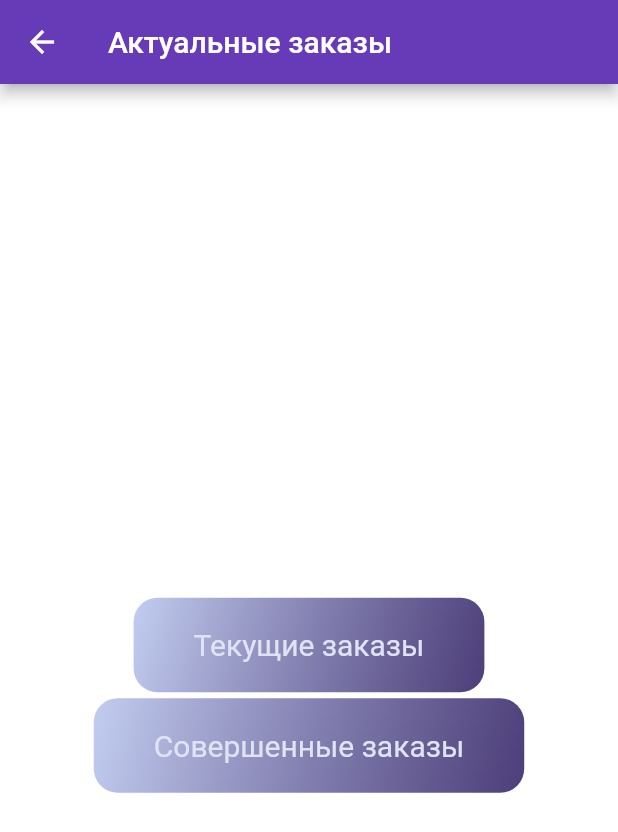
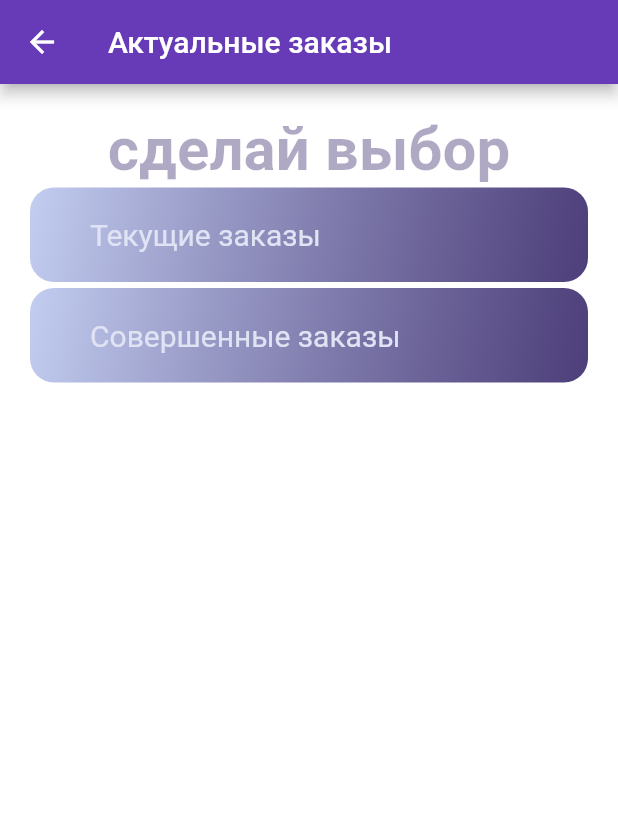
Before and after one commit to SemyonOgl/App_Lead_BOLVANKA, a Flutter app: the screen it shows after launch, after a tap on "Актуальное", on a phone screen of 412 x 824 dp. Shown: the top 832 px of the screen. Run offline on Flutter 3.47's test engine with Material 2 defaults, Android fonts, the phone set to English and light mode, and no system bars; our stand-ins replace flutter_spinkit, geocoding; missing offline and left inert: yandex_mapkit; Roboto replaces fonts that are missing (Montserrat).

Commit message:
Add files via upload

```diff
--- a/lib/main.dart
+++ b/lib/main.dart
@@ -1,10 +1,13 @@
 import 'package:app/pages/Archive.dart';
 import 'package:app/pages/Tech_support.dart';
 import 'package:app/pages/actual_orders.dart';
+import 'package:app/pages/elements/beautifull_text.dart';
 import 'package:app/pages/elements/button_exit.dart';
-import 'package:app/pages/elements/button_main.dart';
+import 'package:app/pages/elements/list_of_buttons.dart';
 import 'package:app/pages/order_page.dart';
 import 'package:flutter/material.dart';
+
+import 'pages/elements/button_main.dart';
 
 void main() {
   runApp(MyApp());
@@ -43,21 +46,18 @@ class _HomePageState extends State<HomePage> {
         child: Column(
           mainAxisAlignment: MainAxisAlignment.center,
           children: <Widget>[
-            const Text(
-              "LEADERAPP",
-              style: TextStyle(
-                  fontFamily: "Montserrat",
-                  fontSize: 40,
-                  fontWeight: FontWeight.w700,
-                  color: Color.fromARGB(255, 45, 28, 98)),
-            ),
+            BeautifullTitle(text: 'ПРИЛОЖЕНИЕ "ЛИДЕР"',),
             const SizedBox(height: 55),
+            Flexible(
+              child: ButtonList(buttonsin: [
                   ButtonMain(buttonTitle: 'Заказать', onPressed: ((context) => SuggestionsPage())),
                   ButtonMain(buttonTitle: 'Актуальное', onPressed: ((context) => ActualPage())),
                   ButtonMain(buttonTitle: 'Архив', onPressed: ((context) => ArchivePage())),
                   SizedBox(height: 100,),
                   ButtonMain(buttonTitle: 'Тех.поддержка', onPressed: ((context) => TechSuppPage())),
                   ButtonExit(buttonTitle: 'Выйти'),
+              ]),
+            ),
           ],
         ),
       ),
--- a/lib/pages/Archive.dart
+++ b/lib/pages/Archive.dart
@@ -1,3 +1,4 @@
+import 'package:app/pages/elements/beautifull_text.dart';
 import 'package:flutter/material.dart';
 
 class ArchivePage extends StatefulWidget {
@@ -15,6 +16,9 @@ class archivepageState extends State<ArchivePage> {
           "Архив",
         ),
       ),
+      body: Center(
+        child: BeautifullTitle(text: "Тут пока пусто"),
+      ),
     );
   }
 }
--- a/lib/pages/Tech_support.dart
+++ b/lib/pages/Tech_support.dart
@@ -1,3 +1,4 @@
+import 'package:app/pages/elements/beautifull_text.dart';
 import 'package:flutter/material.dart';
 
 class TechSuppPage extends StatefulWidget {
@@ -20,14 +21,7 @@ class TechSuppPageState extends State<TechSuppPage> {
         child: const Column(
           mainAxisAlignment: MainAxisAlignment.center,
           children: <Widget>[
-            Text(
-              "Всем похуй",
-              style: TextStyle(
-                  fontFamily: "Montserrat",
-                  fontSize: 40,
-                  fontWeight: FontWeight.w700,
-                  color: Color.fromARGB(255, 45, 28, 98)),
-            ),
+             BeautifullTitle(text:"Всем похуй"),
           ],
         ),
       ),
--- a/lib/pages/actual_orders.dart
+++ b/lib/pages/actual_orders.dart
@@ -1,6 +1,8 @@
 import 'package:app/pages/ActOrd_and_DoneOrd/ActOrdPage.dart';
 import 'package:app/pages/ActOrd_and_DoneOrd/DoneOrd.dart';
+import 'package:app/pages/elements/beautifull_text.dart';
 import 'package:app/pages/elements/button_main.dart';
+import 'package:app/pages/elements/list_of_buttons.dart';
 import 'package:flutter/material.dart';
 
 class ActualPage extends StatefulWidget {
@@ -23,16 +25,13 @@ class ActualPageState extends State<ActualPage> {
         child: Column(
           mainAxisAlignment: MainAxisAlignment.center,
           children: <Widget>[
-            const Text(
-              "",
-              style: TextStyle(
-                  fontFamily: "Montserrat",
-                  fontSize: 40,
-                  fontWeight: FontWeight.w700,
-                  color: Color.fromARGB(255, 45, 28, 98)),
+            BeautifullTitle(text: 'сделай выбор'),
+            Flexible(
+              child: ButtonList(buttonsin: [
+                ButtonMain(buttonTitle: 'Текущие заказы', onPressed: ((context) => ActOrd())),
+                ButtonMain(buttonTitle: 'Совершенные заказы', onPressed: ((context) => DonePage())),
+              ]),
             ),
-            ButtonMain(buttonTitle: 'Текущие заказы', onPressed: ((context) => ActOrd())),
-            ButtonMain(buttonTitle: 'Совершенные заказы', onPressed: ((context) => DonePage())),
           ],
         ),
       ),
--- /dev/null
+++ b/lib/pages/elements/beautifull_text.dart
@@ -0,0 +1,32 @@
+import 'package:flutter/material.dart';
+
+class BeautifullTitle extends StatelessWidget {
+  final String text;
+
+  const BeautifullTitle({Key? key, required this.text}) : super(key: key);
+
+  @override
+  Widget build(BuildContext context) {
+    return TweenAnimationBuilder(
+        child: Text(
+          text,
+          style: TextStyle(fontFamily: "Montserrat",
+              fontSize: 40,
+              fontWeight: FontWeight.w700,
+              color: Color.fromARGB(255, 45, 28, 98)),
+        ),
+        tween: Tween<double>(begin: 0, end: 1),
+        curve: Curves.easeIn,
+        duration: Duration(milliseconds: 2000),
+        builder: (BuildContext context, double _val, Widget? child) {
+          return Opacity(
+            opacity: _val,
+            child: Padding(
+              padding: EdgeInsets.only(top: _val = 20),
+              child: child,
+            ),
+          );
+        }
+    );
+  }
+}
--- /dev/null
+++ b/lib/pages/elements/list_of_buttons.dart
@@ -0,0 +1,61 @@
+import 'package:app/pages/Archive.dart';
+import 'package:app/pages/Tech_support.dart';
+import 'package:app/pages/actual_orders.dart';
+import 'package:app/pages/elements/button_exit.dart';
+import 'package:app/pages/elements/button_main.dart';
+import 'package:app/pages/order_page.dart';
+import 'package:flutter/material.dart';
+
+
+class ButtonList extends StatefulWidget {
+
+  final List buttonsin;
+  ButtonList({required this.buttonsin});
+
+  @override
+  _ButtonListState createState() => _ButtonListState();
+}
+
+class _ButtonListState extends State<ButtonList> {
+  List<Widget> _buttonTiles = [];
+  final GlobalKey<AnimatedListState> _listKey = GlobalKey<AnimatedListState>();
+
+  @override
+  void initState() {
+    super.initState();
+    _addButtons();
+  }
+
+  void _addButtons() {
+    // get data from db
+    List _buttons = widget.buttonsin;
+
+    Future ft = Future((){});
+    for(int i = 0; i<=_buttons.length; i++) {
+      ft = ft.then((_) {
+        return Future.delayed(const Duration(milliseconds: 100), () {
+          _buttonTiles.add(_buttons[i]);
+          _listKey.currentState?.insertItem(_buttonTiles.length - 1);
+        });
+      });
+    };
+
+  }
+
+  final Tween<Offset> _offset = Tween(begin: Offset(1, 0), end: Offset(0, 0));
+
+
+  @override
+  Widget build(BuildContext context) {
+    return AnimatedList(
+        key: _listKey,
+        initialItemCount: _buttonTiles.length,
+        itemBuilder: (context, index, animation) {
+          return SlideTransition(
+            child: _buttonTiles[index],
+            position: animation.drive(_offset),
+          );
+        }
+    );
+  }
+}
--- a/lib/pages/order_page.dart
+++ b/lib/pages/order_page.dart
@@ -52,10 +52,9 @@ class _SuggestionsExampleState extends State<_SuggestionsExample> {
         slivers: [
           const SliverAppBar( //управляемая чёлка приложения
             pinned: true,
-            title: Text('flutter'),
             expandedHeight: 50.0,
             flexibleSpace: FlexibleSpaceBar( //надпись, увеличивающаяся при скролле вниз
-              title: Text('Search'),
+              title: Text('Поиск'),
               centerTitle: true,
             ),
           ),
@@ -82,7 +81,7 @@ class _SuggestionsExampleState extends State<_SuggestionsExample> {
                           crossAxisAlignment: CrossAxisAlignment
                               .start,
                           children: [
-                            Text('nothing found')
+                            Text('ничего не найдено')
                           ]
                       );
                     }
@@ -106,7 +105,7 @@ class _SuggestionsExampleState extends State<_SuggestionsExample> {
                       return Column(
                           crossAxisAlignment: CrossAxisAlignment.start,
                           children: [
-                            Text('nothing found')
+                            Text('ничего не найдено')
                           ]
                       );
                     }
@@ -120,7 +119,7 @@ class _SuggestionsExampleState extends State<_SuggestionsExample> {
                     await Bring();
                   }
                 },
-                child: Text('download'),
+                child: Text('загрузить'),
               ),
             ]
             ),
```
Lines whose indentation alone changed are shown as unchanged.
